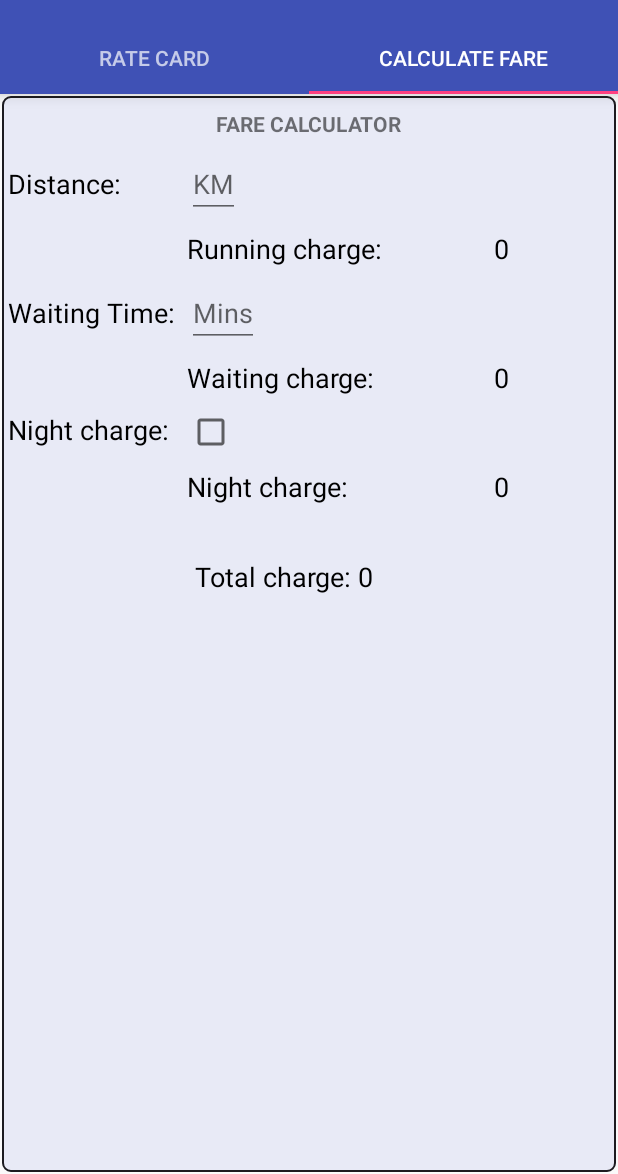
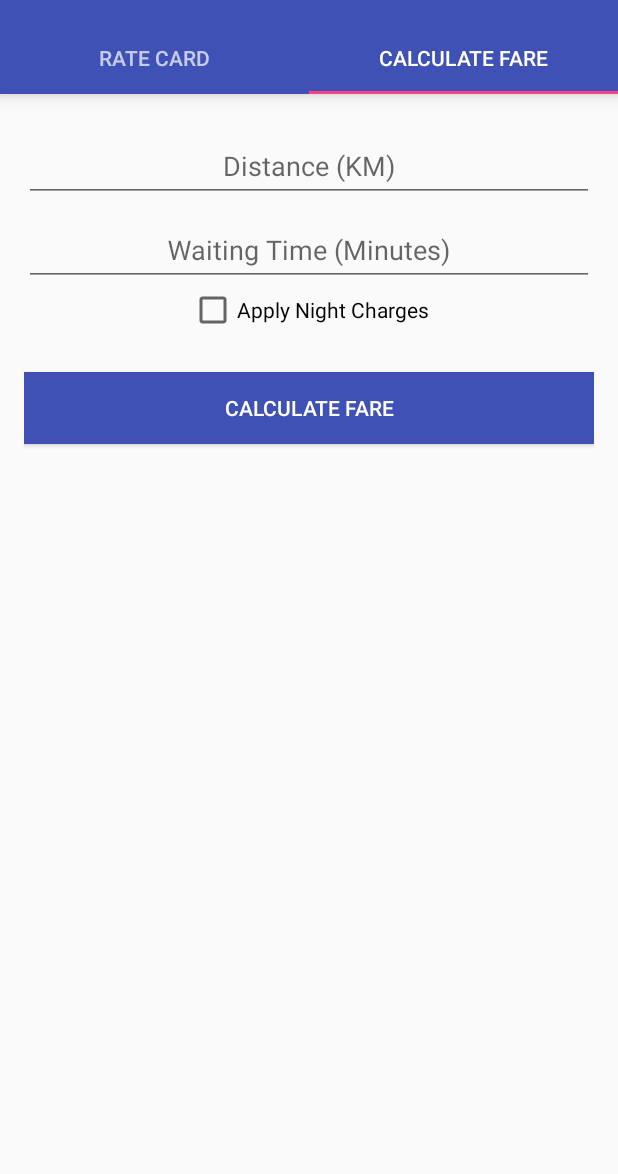
Before and after one commit to nikhilgeo/AutoFare, an Android app: the screen it shows after launch (MainActivity), tab 2 chosen, on a phone screen of 412 x 824 dp, the part 62-1236 px from its top. Run offline under Robolectric (Android 15) with nearby library versions, the phone set to English and light mode, and no system bars.

Commit message:
Calculate fare stitched up

```diff
--- a/app/src/main/java/com/auto/ng/autofrag/CalculateFare_Frag.java
+++ b/app/src/main/java/com/auto/ng/autofrag/CalculateFare_Frag.java
@@ -4,16 +4,14 @@ package com.auto.ng.autofrag;
 import android.database.Cursor;
 import android.os.Bundle;
 import android.support.v4.app.Fragment;
-import android.text.Editable;
-import android.text.TextWatcher;
 import android.util.Log;
 import android.view.LayoutInflater;
 import android.view.View;
 import android.view.ViewGroup;
 import android.widget.Button;
 import android.widget.CheckBox;
-import android.widget.CompoundButton;
 import android.widget.EditText;
+import android.widget.GridLayout;
 import android.widget.TextView;
 
 
@@ -31,52 +29,16 @@ public class CalculateFare_Frag extends Fragment {
 
         etxttravel_distance = (EditText) rootView.findViewById(R.id.travel_distance);
         etxtwaiting_time = (EditText) rootView.findViewById(R.id.waiting_time);
-        txtrunning_charge = (TextView) rootView.findViewById(R.id.running_charge);
-        txtwaiting__charge = (TextView) rootView.findViewById(R.id.waiting__charge);
-        CheckBox chk_apply_night_charge = (CheckBox) rootView.findViewById(R.id.apply_night_charge);
+        GridLayout grd_ratesumry = (GridLayout) rootView.findViewById(R.id.grd_ratesumry);
+        grd_ratesumry.setVisibility(GridLayout.GONE);
 
-        chk_apply_night_charge.setOnCheckedChangeListener(new CompoundButton.OnCheckedChangeListener() {
+        Button button = (Button) rootView.findViewById(R.id.btn_calfare);
+        button.setOnClickListener(new View.OnClickListener() {
             @Override
-            public void onCheckedChanged(CompoundButton buttonView, boolean isChecked) {
-                if (!isChecked) {
-                    TextView txtview_night_charge = (TextView) rootView.findViewById(R.id.night_charge);
-                    txtview_night_charge.setText("0");
-                }
+            public void onClick(View v) {
                 calcFare();
-
             }
         });
-
-
-        etxttravel_distance.addTextChangedListener(new TextWatcher() {
-
-            public void afterTextChanged(Editable s) {
-                calcFare();
-            }
-
-            public void beforeTextChanged(CharSequence s, int start, int count, int after) {
-            }
-
-            public void onTextChanged(CharSequence s, int start, int before, int count) {
-                txtrunning_charge.setText("0");
-            }
-        });
-
-        etxtwaiting_time.addTextChangedListener(new TextWatcher() {
-
-            public void afterTextChanged(Editable s) {
-                calcFare();
-            }
-
-            public void beforeTextChanged(CharSequence s, int start, int count, int after) {
-            }
-
-            public void onTextChanged(CharSequence s, int start, int before, int count) {
-                txtwaiting__charge.setText("0");
-            }
-        });
-
-
         getFare();
         return rootView;
     }
@@ -108,15 +70,6 @@ public class CalculateFare_Frag extends Fragment {
                 waitingCharge = Float.parseFloat(cursor.getString(cursor.getColumnIndexOrThrow(AutoFareDBContract.BaseFareTemplate.COLUMN_NAME_waitingCharge)));
                 waitingCharge_Min = Float.parseFloat(cursor.getString(cursor.getColumnIndexOrThrow(AutoFareDBContract.BaseFareTemplate.COLUMN_NAME_waitingCharge_Min)));
 
-
-                TextView txtviewMinCharge = (TextView) rootView.findViewById(R.id.txtviewMinCharge);
-                txtviewMinCharge.setText(getResources().getString(R.string.Rs) + minCharge + "/" + minCharge_KM + "KM");
-                TextView txtviewAddnCharge = (TextView) rootView.findViewById(R.id.txtviewAddnCharge);
-                txtviewAddnCharge.setText(getResources().getString(R.string.Rs) + additionalFare + "/" + additionalFare_KM + "KM");
-                TextView txtviewNightCharge = (TextView) rootView.findViewById(R.id.txtviewNightCharge);
-                txtviewNightCharge.setText(nightCharge + "% Extra");
-                TextView txtviewWatingCharge = (TextView) rootView.findViewById(R.id.txtviewWatingCharge);
-                txtviewWatingCharge.setText(getResources().getString(R.string.Rs) + waitingCharge + "/" + waitingCharge_Min + "Mins");
             }
         } catch (Exception ex) {
             Log.e("AutoFare", ex.toString());
@@ -126,14 +79,22 @@ public class CalculateFare_Frag extends Fragment {
 
     public void calcFare() {
         try {
+
+
+            GridLayout grd_ratesumry = (GridLayout) rootView.findViewById(R.id.grd_ratesumry);
+            grd_ratesumry.setVisibility(GridLayout.VISIBLE);
             EditText etxt_travel_dist = (EditText) rootView.findViewById(R.id.travel_distance);
             EditText etxt_waiting_time = (EditText) rootView.findViewById(R.id.waiting_time);
             CheckBox chk_apply_night_charge = (CheckBox) rootView.findViewById(R.id.apply_night_charge);
-            TextView txtview_running_charge = (TextView) rootView.findViewById(R.id.running_charge);
-            TextView txtviewe_waiting__charge = (TextView) rootView.findViewById(R.id.waiting__charge);
-            TextView txtview_night_charge = (TextView) rootView.findViewById(R.id.night_charge);
-            TextView txtview_total_charge = (TextView) rootView.findViewById(R.id.total_charge);
             Boolean apply_night_charge = chk_apply_night_charge.isChecked();
+            TextView calc_travel_distance = (TextView) rootView.findViewById(R.id.calc_travel_distance);
+            TextView calc_waiting_time = (TextView) rootView.findViewById(R.id.calc_waiting_time);
+            TextView calc_apply_night_charge = (TextView) rootView.findViewById(R.id.calc_apply_night_charge);
+            TextView calc_txt_totchrg = (TextView) rootView.findViewById(R.id.calc_txt_totchrg);
+            calc_travel_distance.setText(getResources().getString(R.string.Rs) + "0");
+            calc_waiting_time.setText(getResources().getString(R.string.Rs) + "0");
+            calc_apply_night_charge.setText(getResources().getString(R.string.Rs) + "0");
+            calc_txt_totchrg.setText(getResources().getString(R.string.Rs) + "0");
 
             float fare = minCharge;
 
@@ -144,21 +105,21 @@ public class CalculateFare_Frag extends Fragment {
                     float addn_dist = travel_dist - minCharge_KM;
                     fare = fare + (addn_dist * additionalFare);
                 }
-                txtview_running_charge.setText(getResources().getString(R.string.Rs) + Float.toString(fare));
+                calc_travel_distance.setText(getResources().getString(R.string.Rs) + Float.toString(fare));
             }
             if (etxt_waiting_time.getText().toString().trim().length() != 0) {
                 float waiting_time = Float.parseFloat(etxt_waiting_time.getText().toString());
                 float waiting_charge = waiting_time * (waitingCharge / waitingCharge_Min);
                 fare = fare + waiting_charge;
-                txtviewe_waiting__charge.setText(getResources().getString(R.string.Rs) + Math.round(waiting_charge));
+                calc_waiting_time.setText(getResources().getString(R.string.Rs) + Math.round(waiting_charge));
             }
             if (apply_night_charge) {
                 float night_charge = (nightCharge / 100) * fare;
                 fare = fare + night_charge;
-                txtview_night_charge.setText(getResources().getString(R.string.Rs) + Math.round(night_charge));
+                calc_apply_night_charge.setText(getResources().getString(R.string.Rs) + Math.round(night_charge));
             }
 
-            txtview_total_charge.setText("Total charge:" + getResources().getString(R.string.Rs) + String.valueOf(Math.round(fare)));
+            calc_txt_totchrg.setText("Total charge:" + getResources().getString(R.string.Rs) + String.valueOf(Math.round(fare)));
 
         } catch (Exception ex) {
             Log.e("AutoFare", ex.toString());
--- a/app/src/main/java/com/auto/ng/autofrag/MainActivity.java
+++ b/app/src/main/java/com/auto/ng/autofrag/MainActivity.java
@@ -37,8 +37,7 @@ public class MainActivity extends AppCompatActivity {
             @Override
             public void onTabSelected(TabLayout.Tab tab) {
                 viewPager.setCurrentItem(tab.getPosition());
-                Toast toast = Toast.makeText(getApplicationContext(), "Hello toast!" + tab.getPosition(), Toast.LENGTH_SHORT);
-                toast.show();
+
             }
 
             @Override
--- a/app/src/main/res/layout/fragment_calculate_fare.xml
+++ b/app/src/main/res/layout/fragment_calculate_fare.xml
@@ -1,166 +1,124 @@
-<FrameLayout xmlns:android="http://schemas.android.com/apk/res/android"
+<LinearLayout xmlns:android="http://schemas.android.com/apk/res/android"
     xmlns:tools="http://schemas.android.com/tools"
+    android:layout_width="fill_parent"
+    android:layout_height="fill_parent"
+    android:layout_gravity="left|top"
+    android:orientation="vertical"
+    android:padding="@dimen/activity_vertical_margin"
+
+    tools:context="com.auto.ng.autofrag.CalculateFare_Frag">
+
+
+    <android.support.design.widget.TextInputLayout
+        android:id="@+id/input_travel_distance"
+        android:layout_width="match_parent"
+        android:layout_height="wrap_content">
+
+        <EditText
+            android:id="@+id/travel_distance"
+            android:layout_width="match_parent"
+            android:layout_height="wrap_content"
+            android:cursorVisible="false"
+            android:gravity="center"
+            android:hint="Distance (KM)"
+            android:inputType="numberDecimal"
+
+            android:maxLength="4" />
+
+    </android.support.design.widget.TextInputLayout>
+
+    <android.support.design.widget.TextInputLayout
+        android:id="@+id/input_waiting_time"
+        android:layout_width="match_parent"
+        android:layout_height="wrap_content">
+
+        <EditText
+            android:id="@+id/waiting_time"
+            android:layout_width="match_parent"
+            android:layout_height="wrap_content"
+            android:cursorVisible="false"
+            android:gravity="center"
+            android:hint="Waiting Time (Minutes)"
+
+            android:inputType="numberDecimal"
+
+            android:maxLength="2" />
+
+    </android.support.design.widget.TextInputLayout>
+
+    <CheckBox
+        android:id="@+id/apply_night_charge"
+        android:layout_width="wrap_content"
+        android:layout_height="wrap_content"
+        android:layout_gravity="center"
+        android:text="@string/chkboxtxt" />
+
+    <Button
+        android:id="@+id/btn_calfare"
+        android:layout_width="fill_parent"
+        android:layout_height="wrap_content"
+        android:layout_marginTop="25dp"
+        android:background="@color/colorPrimary"
+        android:text="Calculate fare"
+        android:textColor="@android:color/white" />
+
+    <GridLayout xmlns:android="http://schemas.android.com/apk/res/android"
+
+        android:id="@+id/grd_ratesumry"
         android:layout_width="match_parent"
         android:layout_height="match_parent"
-    tools:context="com.auto.ng.autofrag.CalculateFare_Frag">
-    <!-- Dummy item to prevent AutoCompleteTextView from receiving focus -->
-    <LinearLayout
-        android:layout_width="0px"
-        android:layout_height="0px"
-        android:focusable="true"
-        android:focusableInTouchMode="true" />
+        android:layout_gravity="center_horizontal"
+        android:layout_margin="@dimen/activity_vertical_margin"
 
-    <!-- :nextFocusUp and :nextFocusLeft have been set to the id of this component
-    to prevent the dummy from receiving focus again -->
-    <AutoCompleteTextView
-        android:id="@+id/autotext"
-        android:layout_width="fill_parent"
-        android:layout_height="wrap_content"
-        android:nextFocusLeft="@id/autotext"
-        android:nextFocusUp="@id/autotext" />
-
-    <LinearLayout xmlns:android="http://schemas.android.com/apk/res/android"
-        xmlns:tools="http://schemas.android.com/tools"
-        android:layout_width="match_parent"
-        android:layout_height="match_parent"
-        android:layout_marginLeft="1dp"
-        android:layout_marginRight="1dp"
-        android:layout_marginBottom="1dp"
-        android:layout_marginTop="1dp"
-        android:orientation="vertical">
-
-
-
-        <GridLayout xmlns:android="http://schemas.android.com/apk/res/android"
-            android:layout_width="match_parent"
-            android:layout_height="match_parent"
-            android:useDefaultMargins="true"
-            android:layout_gravity="center_horizontal"
         android:alignmentMode="alignBounds"
         android:background="@drawable/rounded_corner"
-            android:columnCount="3"
-            android:columnOrderPreserved="false">
+        android:columnCount="2"
+        android:columnOrderPreserved="false"
+        android:useDefaultMargins="true">
 
         <TextView
-                android:layout_columnSpan="3"
+            android:layout_columnSpan="2"
             android:layout_gravity="center_horizontal"
-                android:text="FARE CALCULATOR"
+            android:text="Charge Details"
             android:textStyle="bold" />
 
         <TextView
             style="@style/TextViewTheme"
-                android:text="Distance:" />
-
-            <EditText
-                android:id="@+id/travel_distance"
-                android:layout_width="wrap_content"
-                android:layout_height="wrap_content"
-                android:layout_gravity="left"
-                android:hint="@string/travel_distance"
-                android:inputType="numberDecimal"
-                android:maxLength="4" />
-
-            <Space
-                android:layout_column="2"
-                android:layout_row="1" />
-
-
-            <Space
-                android:layout_column="0"
-                android:layout_row="2" />
+            android:text="Standard charge:" />
 
         <TextView
-                style="@style/TextViewTheme"
-                android:layout_gravity="left"
-                android:text="Running charge:" />
-
-            <TextView
-                android:id="@+id/running_charge"
-                style="@style/TextViewTheme"
-                android:layout_gravity="center_horizontal"
-                android:text="0" />
+            android:id="@+id/calc_travel_distance"
+            style="@style/TextViewTheme" />
 
 
         <TextView
             style="@style/TextViewTheme"
-                android:text="Waiting Time:" />
-
-            <EditText
-                android:id="@+id/waiting_time"
-                android:layout_width="wrap_content"
-                android:layout_height="wrap_content"
-                android:hint="@string/waiting_time"
-                android:inputType="numberDecimal"
-                android:maxLength="3" />
-
-            <Space
-                android:layout_column="2"
-                android:layout_row="3" />
-
-
-            <Space
-                android:layout_column="0"
-                android:layout_row="4" />
-
-            <TextView
-                style="@style/TextViewTheme"
-                android:layout_gravity="left"
             android:text="Waiting charge:" />
 
         <TextView
-                android:id="@+id/waiting__charge"
-                style="@style/TextViewTheme"
-                android:layout_gravity="center_horizontal"
-                android:text="0" />
+            android:id="@+id/calc_waiting_time"
+            style="@style/TextViewTheme" />
 
 
         <TextView
             style="@style/TextViewTheme"
-                android:text="Night charge:" />
+            android:text="Night Charge:" />
 
-            <CheckBox android:id="@+id/apply_night_charge" />
-
-            <Space
-                android:layout_column="2"
-                android:layout_row="5" />
+        <TextView
+            android:id="@+id/calc_apply_night_charge"
+            style="@style/TextViewTheme" />
 
 
-            <Space
-                android:layout_column="0"
-                android:layout_row="6" />
+        <TextView
+            android:id="@+id/calc_txt_totchrg"
+            style="@style/TextViewTheme"
+            android:layout_columnSpan="2"
+            android:layout_gravity="center_horizontal"
+            android:text="Total fare:"
+            android:textSize="30dp" />
 
-            <TextView
-                style="@style/TextViewTheme"
-                android:layout_gravity="left"
-                android:text="Night charge:" />
 
-            <TextView
-                android:id="@+id/night_charge"
-                style="@style/TextViewTheme"
-                android:layout_gravity="center_horizontal"
-                android:text="0" />
-
-            <Space
-                android:layout_column="0"
-                android:layout_row="7" />
-
-            <TextView
-
-                android:layout_gravity="center_horizontal"
-                android:text="" />
-
-            <Space
-                android:layout_column="0"
-                android:layout_row="8" />
-
-            <TextView
-                android:id="@+id/total_charge"
-                style="@style/TextViewTheme"
-                android:layout_gravity="center_horizontal"
-                android:text="Total charge: 0" />
     </GridLayout>
 
 
 </LinearLayout>
-
-</FrameLayout>
--- a/app/src/main/res/values/strings.xml
+++ b/app/src/main/res/values/strings.xml
@@ -11,8 +11,8 @@
     <string name="waitingCharge_Min">15</string>
     <string name="travel_distance">KM</string>
     <string name="waiting_time">Mins</string>
-    <string name="apply_night_charge">Night charge</string>
 
     <!-- TODO: Remove or change this placeholder text -->
     <string name="hello_blank_fragment">Hello blank fragment</string>
+    <string name="chkboxtxt">Apply Night Charges</string>
 </resources>
```
Lines whose indentation alone changed are shown as unchanged.
